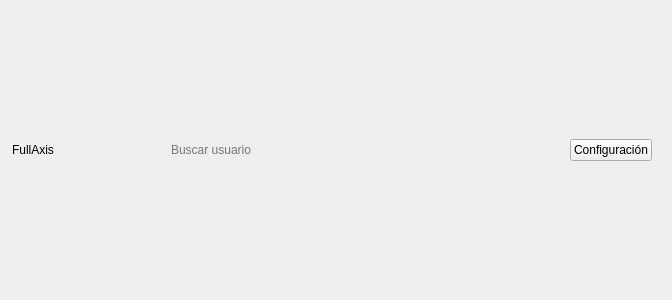
The window that Software/FullAxis/src/main/python/UI/search_bar.ui (Debaq/Fullaxis) describes before a commit, drawn with Qt 5.
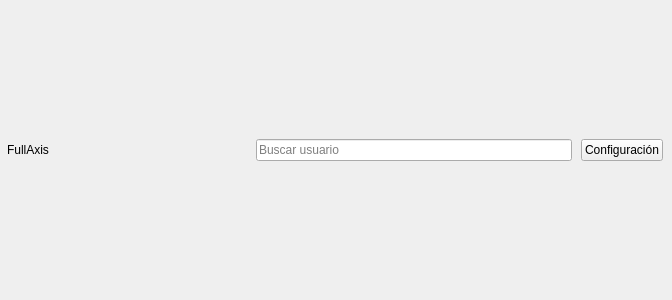
The same window after the commit.

```diff
--- a/Software/FullAxis/src/main/python/UI/search_bar.ui
+++ b/Software/FullAxis/src/main/python/UI/search_bar.ui
@@ -17,17 +17,29 @@
    <property name="spacing">
     <number>0</number>
    </property>
+   <property name="leftMargin">
+    <number>6</number>
+   </property>
+   <property name="topMargin">
+    <number>0</number>
+   </property>
+   <property name="rightMargin">
+    <number>0</number>
+   </property>
+   <property name="bottomMargin">
+    <number>0</number>
+   </property>
    <item>
     <widget class="QFrame" name="verticalFrame">
      <property name="minimumSize">
       <size>
-       <width>150</width>
+       <width>250</width>
        <height>0</height>
       </size>
      </property>
      <property name="maximumSize">
       <size>
-       <width>150</width>
+       <width>250</width>
        <height>16777215</height>
       </size>
      </property>
@@ -46,24 +58,11 @@
     </widget>
    </item>
    <item>
-    <layout class="QHBoxLayout" name="horizontalLayout">
+    <layout class="QVBoxLayout" name="verticalLayout_2">
      <item>
       <widget class="QLineEdit" name="lineEdit">
        <property name="styleSheet">
-        <string notr="true">QLineEdit {
-    border-radius: 8px;
-    padding: 0 8px;
-    background: rgb(237,238,240,255);
-    selection-background-color: darkgray;
-}
-QLineEdit:hover {
-	background-color: rgb(255, 255, 255);
- 
-}
-QLineEdit:focus {
-	background-color: rgb(255, 255, 255);
- 
-}</string>
+        <string notr="true"/>
        </property>
        <property name="placeholderText">
         <string>Buscar usuario</string>
@@ -86,7 +85,7 @@
        <height>16777215</height>
       </size>
      </property>
-     <layout class="QHBoxLayout" name="horizontalLayout_2">
+     <layout class="QVBoxLayout" name="verticalLayout_4">
       <item>
        <widget class="QPushButton" name="pushButton">
         <property name="text">
```
